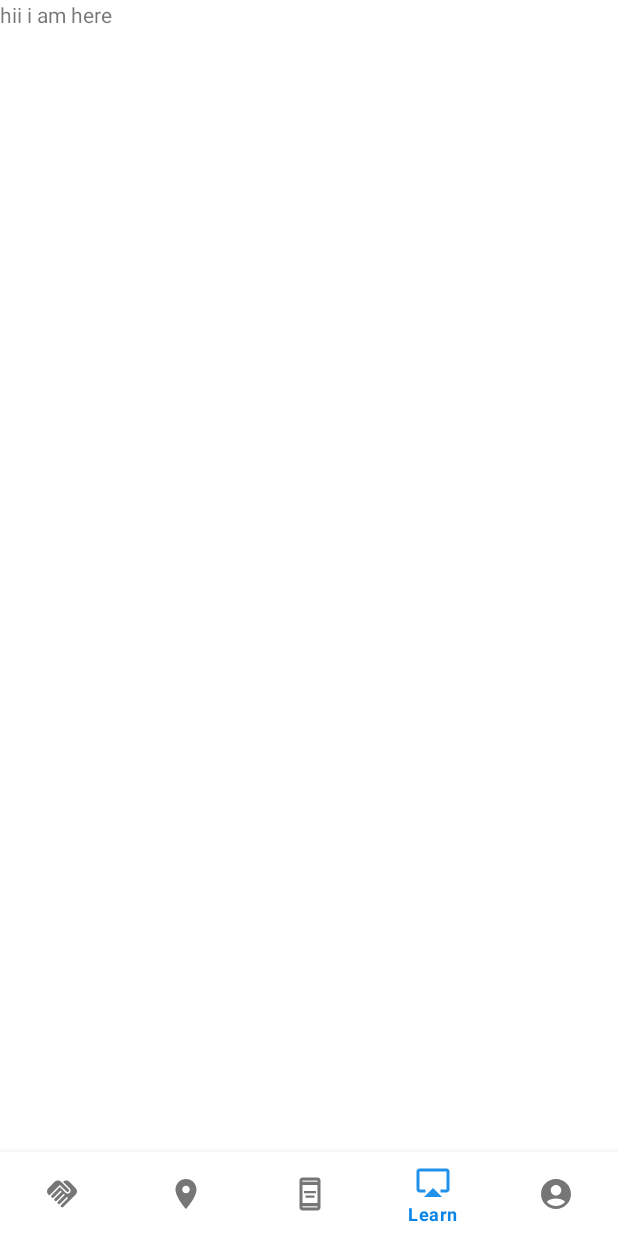
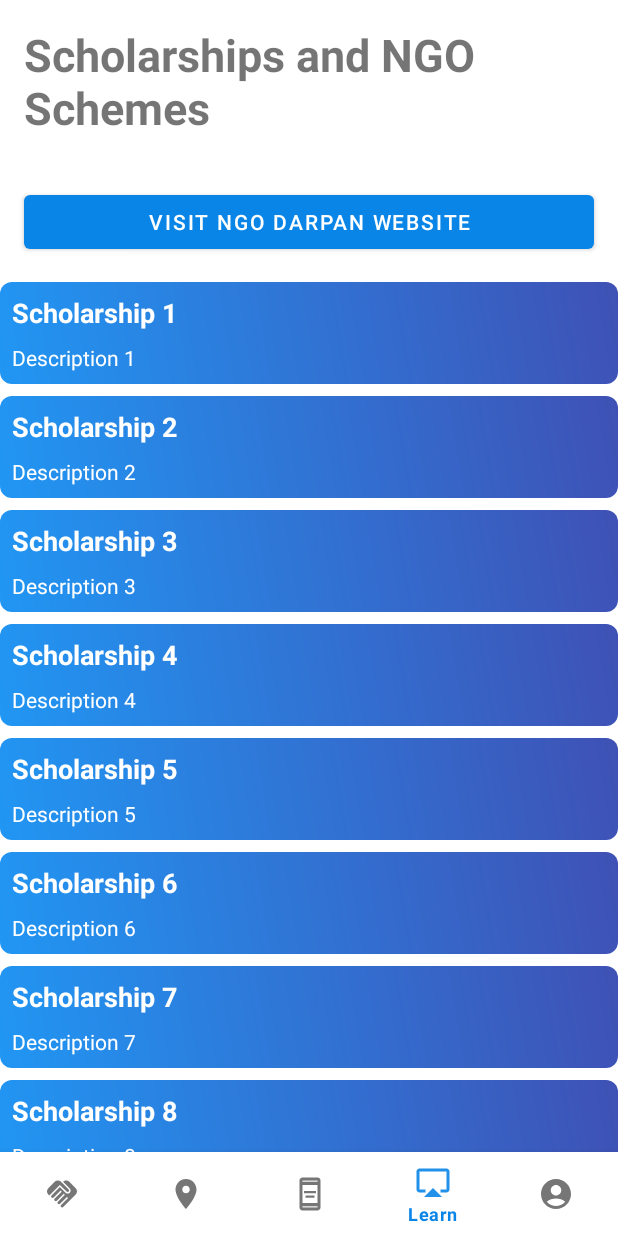
Before and after one commit to Code-X-Novas/Shine_gdsc, an Android app: the screen it shows after launch (MainActivity), item 4 of the bottom bar chosen, on a phone screen of 412 x 824 dp. Run offline under Robolectric (Android 15) with nearby library versions, the phone set to English and light mode, and no system bars.

Commit message:
map and learn part created

```diff
--- /dev/null
+++ b/app/src/main/java/com/example/new_project/Scholarship.java
@@ -0,0 +1,20 @@
+package com.example.new_project;
+
+
+public class Scholarship {
+    private String name;
+    private String description;
+
+    public Scholarship(String name, String description) {
+        this.name = name;
+        this.description = description;
+    }
+
+    public String getName() {
+        return name;
+    }
+
+    public String getDescription() {
+        return description;
+    }
+}
--- /dev/null
+++ b/app/src/main/java/com/example/new_project/ScholarshipAdapter.java
@@ -0,0 +1,49 @@
+package com.example.new_project;
+
+import android.view.LayoutInflater;
+import android.view.View;
+import android.view.ViewGroup;
+import android.widget.TextView;
+
+import androidx.annotation.NonNull;
+import androidx.recyclerview.widget.RecyclerView;
+
+import java.util.List;
+
+public class ScholarshipAdapter extends RecyclerView.Adapter<ScholarshipAdapter.ViewHolder> {
+
+    private List<Scholarship> scholarships;
+
+    public ScholarshipAdapter(List<Scholarship> scholarships) {
+        this.scholarships = scholarships;
+    }
+
+    @Override
+    public ViewHolder onCreateViewHolder(ViewGroup parent, int viewType) {
+        View view = LayoutInflater.from(parent.getContext()).inflate(R.layout.item_scholarship, parent, false);
+        return new ViewHolder(view);
+    }
+
+    @Override
+    public void onBindViewHolder(ViewHolder holder, int position) {
+        Scholarship scholarship = scholarships.get(position);
+        holder.nameTextView.setText(scholarship.getName());
+        holder.descriptionTextView.setText(scholarship.getDescription());
+    }
+
+    @Override
+    public int getItemCount() {
+        return scholarships.size();
+    }
+
+    public static class ViewHolder extends RecyclerView.ViewHolder {
+        TextView nameTextView;
+        TextView descriptionTextView;
+
+        public ViewHolder(View itemView) {
+            super(itemView);
+            nameTextView = itemView.findViewById(R.id.text_name);
+            descriptionTextView = itemView.findViewById(R.id.text_description);
+        }
+    }
+}
--- a/app/src/main/java/com/example/new_project/fragment/fragment_learnt.java
+++ b/app/src/main/java/com/example/new_project/fragment/fragment_learnt.java
@@ -1,18 +1,31 @@
 package com.example.new_project.fragment;
 
 import android.app.Activity;
+import android.content.Intent;
+import android.net.Uri;
 import android.os.Bundle;
 
 import androidx.fragment.app.Fragment;
+import androidx.recyclerview.widget.LinearLayoutManager;
+import androidx.recyclerview.widget.RecyclerView;
 
 import android.view.LayoutInflater;
 import android.view.View;
 import android.view.ViewGroup;
+import android.widget.Button;
+import android.widget.TextView;
 
 import com.example.new_project.R;
+import com.example.new_project.Scholarship;
+import com.example.new_project.ScholarshipAdapter;
+
+import java.util.ArrayList;
+import java.util.List;
 
 
 public class fragment_learnt extends Fragment {
+    private RecyclerView recyclerView;
+    private ScholarshipAdapter adapter;
     View layout;
     Activity activity;
     public fragment_learnt(Activity activity){
@@ -28,6 +41,55 @@
                              Bundle savedInstanceState) {
         // Inflate the layout for this fragment
         layout= inflater.inflate(R.layout.fragment_learnt, container, false);
+
+        TextView headingTextView = layout.findViewById(R.id.text_heading);
+        headingTextView.setText("Scholarships and NGO Schemes");
+
+        recyclerView = layout.findViewById(R.id.recycler_view);
+        recyclerView.setLayoutManager(new LinearLayoutManager(getContext()));
+
+        // Assuming you have a list of scholarships or NGO schemes
+        List<Scholarship> scholarships = getScholarship();
+
+        adapter = new ScholarshipAdapter(scholarships);
+        recyclerView.setAdapter(adapter);
+
+        Button ngoDarpanButton = layout.findViewById(R.id.button_ngo_darpan);
+        ngoDarpanButton.setOnClickListener(new View.OnClickListener() {
+            @Override
+            public void onClick(View v) {
+                // Open NGO Darpan website in a browser
+                openNgoDarpanWebsite();
+            }
+        });
+
+
         return layout;
     }
+
+    private List<Scholarship> getScholarship() {
+        List<Scholarship> scholarships = new ArrayList<>();
+        // Add dummy data for demonstration
+        scholarships.add(new Scholarship("Scholarship 1", "Description 1"));
+        scholarships.add(new Scholarship("Scholarship 2", "Description 2"));
+        scholarships.add(new Scholarship("Scholarship 3", "Description 3"));
+        scholarships.add(new Scholarship("Scholarship 4", "Description 4"));
+        scholarships.add(new Scholarship("Scholarship 5", "Description 5"));
+        scholarships.add(new Scholarship("Scholarship 6", "Description 6"));
+        scholarships.add(new Scholarship("Scholarship 7", "Description 7"));
+        scholarships.add(new Scholarship("Scholarship 8", "Description 8"));
+        scholarships.add(new Scholarship("Scholarship 9", "Description 9"));
+        scholarships.add(new Scholarship("Scholarship 10", "Description 10"));
+        scholarships.add(new Scholarship("Scholarship 11", "Description 11"));
+        return scholarships;
+    }
+
+    private void openNgoDarpanWebsite() {
+
+        String url = "https://ngodarpan.gov.in/index.php/home/statewise_ngo/69/35/1";
+
+        // Create an intent to open a web browser
+        Intent intent = new Intent(Intent.ACTION_VIEW, Uri.parse(url));
+        startActivity(intent);
+    }
 }
--- /dev/null
+++ b/app/src/main/res/drawable/item_background.xml
@@ -0,0 +1,11 @@
+<?xml version="1.0" encoding="utf-8"?>
+<!-- item_background.xml -->
+
+<shape xmlns:android="http://schemas.android.com/apk/res/android"
+    android:shape="rectangle">
+    <corners android:radius="8dp" />
+    <gradient
+        android:startColor="#2196F3"
+        android:endColor="#3F51B5"
+        android:angle="45" />
+</shape>
--- a/app/src/main/res/layout/fragment_learnt.xml
+++ b/app/src/main/res/layout/fragment_learnt.xml
@@ -1,14 +1,39 @@
 <?xml version="1.0" encoding="utf-8"?>
-<FrameLayout xmlns:android="http://schemas.android.com/apk/res/android"
-    xmlns:tools="http://schemas.android.com/tools"
+<!-- fragment_scholarships.xml -->
+<androidx.core.widget.NestedScrollView xmlns:android="http://schemas.android.com/apk/res/android"
     android:layout_width="match_parent"
-    android:layout_height="match_parent"
-    tools:context=".fragment.fragment_learnt">
+    android:layout_height="match_parent">
 
-    <!-- TODO: Update blank fragment layout -->
-    <TextView
+    <LinearLayout
         android:layout_width="match_parent"
         android:layout_height="wrap_content"
-        android:text="hii i am here" />
+        android:orientation="vertical">
 
-</FrameLayout>
+        <TextView
+            android:id="@+id/text_heading"
+            android:layout_width="match_parent"
+            android:layout_height="wrap_content"
+            android:padding="16dp"
+            android:text="Scholarships and NGO Schemes"
+            android:textSize="30sp"
+            android:textStyle="bold" />
+
+        <Button
+            android:id="@+id/button_ngo_darpan"
+            android:layout_width="match_parent"
+            android:layout_height="wrap_content"
+            android:text="Visit NGO Darpan Website"
+            android:layout_margin="16dp" />
+
+        <!-- Your RecyclerView here -->
+        <androidx.recyclerview.widget.RecyclerView
+            android:id="@+id/recycler_view"
+            android:layout_width="match_parent"
+            android:layout_height="wrap_content"
+            android:nestedScrollingEnabled="true" />
+
+
+
+    </LinearLayout>
+
+</androidx.core.widget.NestedScrollView>
--- /dev/null
+++ b/app/src/main/res/layout/item_scholarship.xml
@@ -0,0 +1,31 @@
+<?xml version="1.0" encoding="utf-8"?>
+<!-- item_scholarship.xml -->
+
+<LinearLayout xmlns:android="http://schemas.android.com/apk/res/android"
+    android:layout_width="match_parent"
+    android:layout_height="wrap_content"
+    android:layout_marginBottom="8dp"
+    android:background="@drawable/item_background"
+    android:orientation="vertical">
+
+    <TextView
+        android:id="@+id/text_name"
+        android:layout_width="match_parent"
+        android:layout_height="wrap_content"
+        android:padding="8dp"
+        android:text="Scheme Name"
+        android:textColor="@android:color/white"
+        android:textSize="18sp"
+        android:textStyle="bold" />
+
+    <TextView
+        android:id="@+id/text_description"
+        android:layout_width="match_parent"
+        android:layout_height="wrap_content"
+        android:paddingStart="8dp"
+        android:paddingEnd="8dp"
+        android:paddingBottom="8dp"
+        android:text="Description of the Scheme..."
+        android:textColor="@android:color/white" />
+
+</LinearLayout>
--- a/build.gradle.kts
+++ b/build.gradle.kts
@@ -1,6 +1,7 @@
 buildscript {
     dependencies {
         classpath(libs.google.services)
+
     }
 }
 // Top-level build file where you can add configuration options common to all sub-projects/modules.
--- a/gradle.properties
+++ b/gradle.properties
@@ -19,3 +19,4 @@
 # resources declared in the library itself and none from the library's dependencies,
 # thereby reducing the size of the R class for that library
 android.nonTransitiveRClass=true
+MAPTILER_API_KEY="fk7VJmEr4fSBvUQN2N1C"
```
Also changed, not shown: app/build.gradle.kts (+13 -1 lines), app/src/main/java/com/example/new_project/fragment/fragment_map.java (+76 -3 lines), app/src/main/res/layout/fragment_map.xml (+7 -5 lines).
